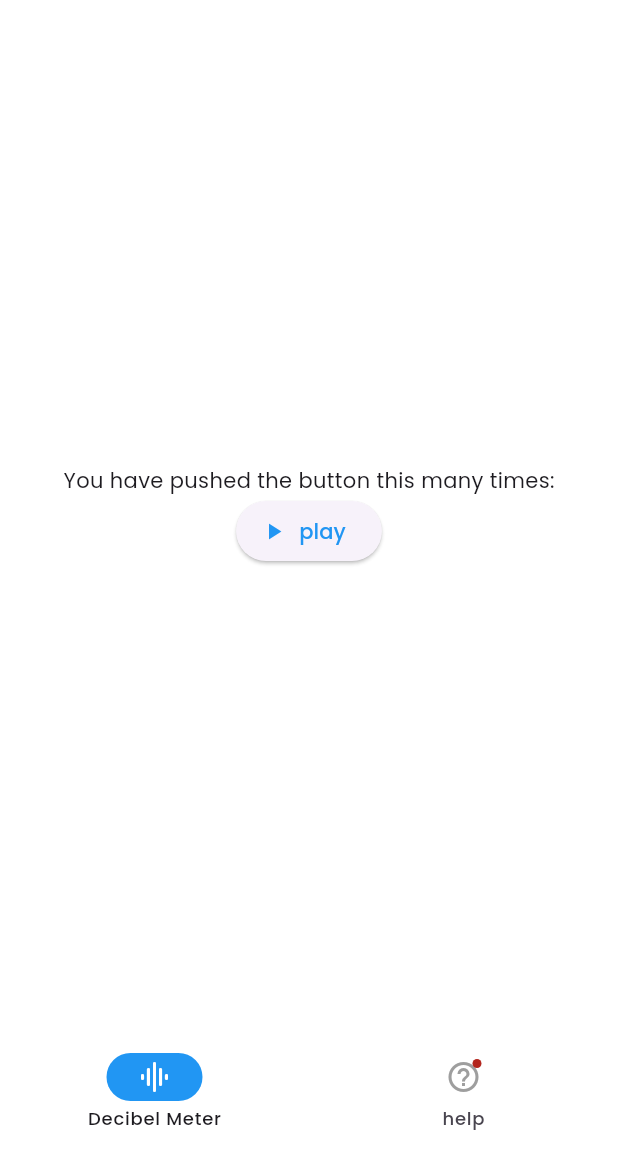
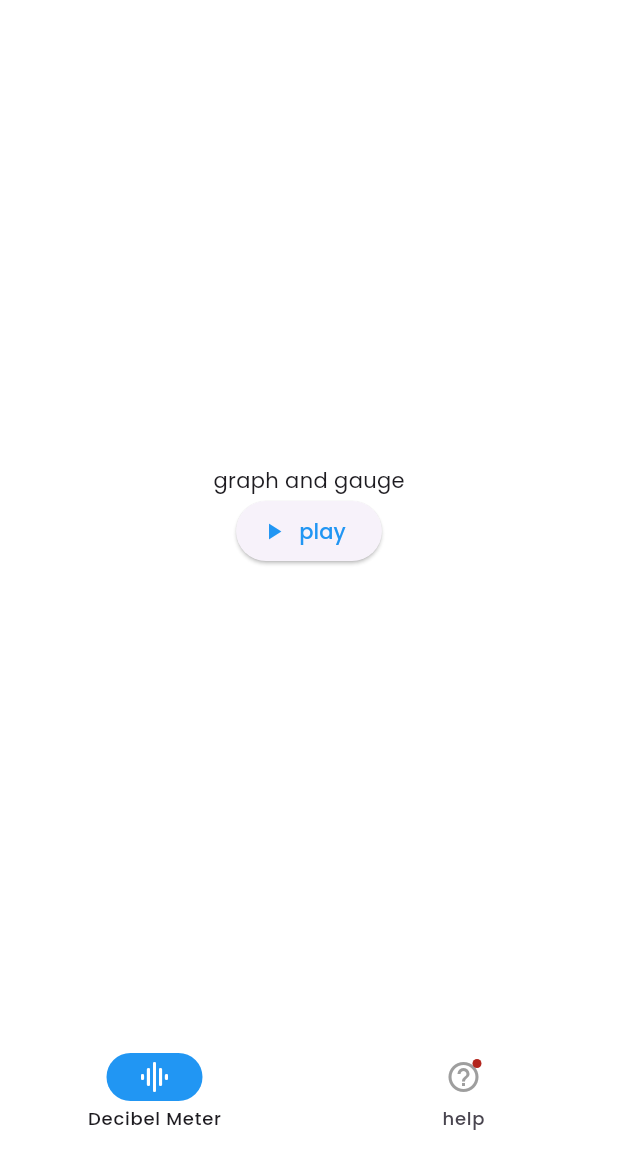
Before and after one commit to RahulB-era/AudioMeter, a Flutter app: the screen it shows after launch, on a phone screen of 412 x 824 dp, the part 84-1236 px from its top. Run offline on Flutter 3.47's test engine with Material 3 defaults, Android fonts, the phone set to English and light mode, and no system bars; drawn by our look-alikes of dynamic_color; our stand-ins replace google_fonts.

Commit message:
basic ui

```diff
--- a/audiometer/lib/main.dart
+++ b/audiometer/lib/main.dart
@@ -1,5 +1,5 @@
 import 'package:flutter/material.dart';
-import 'package:gauge_indicator/gauge_indicator.dart';
+// import 'package:gauge_indicator/gauge_indicator.dart';
 import 'package:google_fonts/google_fonts.dart';
 import 'package:dynamic_color/dynamic_color.dart';
 
@@ -84,7 +84,7 @@ class _MyHomePageState extends State<MyHomePage> {
           children: <Widget>[
 
             const Text(
-              'You have pushed the button this many times:',
+              'graph and gauge',
             ),
             ElevatedButton.icon(
                 onPressed: () {},
```
